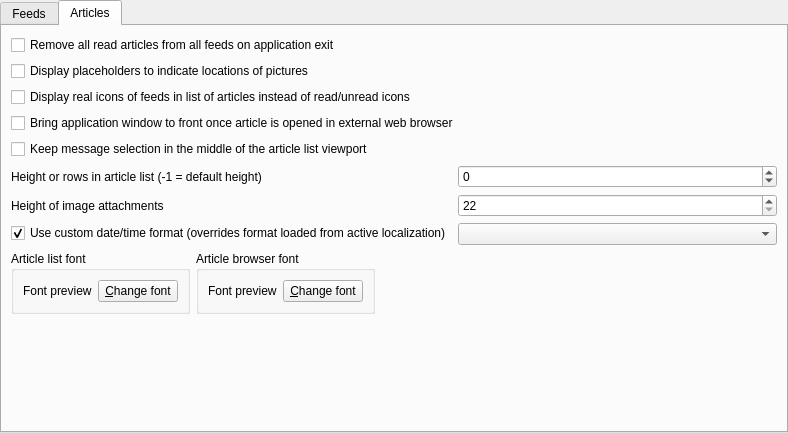
Qt form src/librssguard/gui/settings/settingsfeedsmessages.ui (martinrotter/rssguard) before a commit.
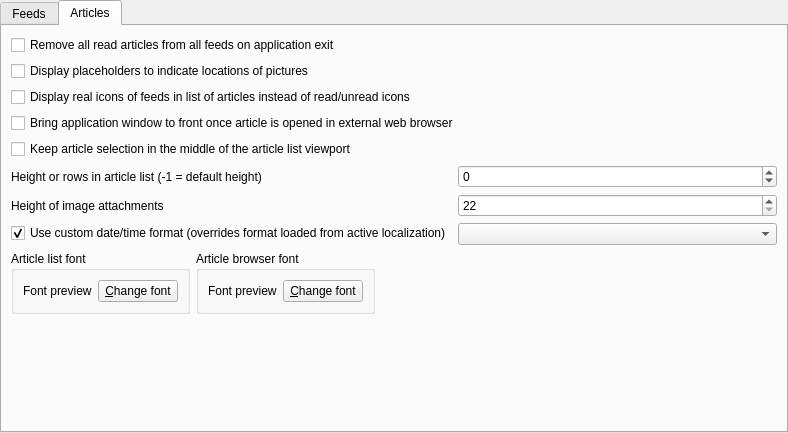
The same form after that commit. The open tabs and pages were chosen to show the change. Custom widgets are drawn as their Qt base class.

Diff of the .ui file:
```diff
--- a/src/librssguard/gui/settings/settingsfeedsmessages.ui
+++ b/src/librssguard/gui/settings/settingsfeedsmessages.ui
@@ -264,7 +264,7 @@
        <item row="4" column="0" colspan="2">
         <widget class="QCheckBox" name="m_checkKeppMessagesInTheMiddle">
          <property name="text">
-          <string>Keep message selection in the middle of the article list viewport</string>
+          <string>Keep article selection in the middle of the article list viewport</string>
          </property>
         </widget>
        </item>
```
